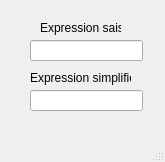
Qt form fenetresimplification.ui (obalise/ExpressionProject) before a commit.
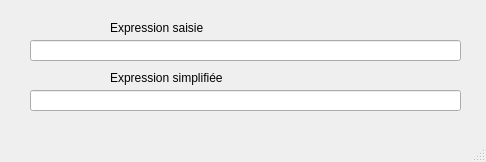
The same form after that commit.

```diff
--- a/fenetresimplification.ui
+++ b/fenetresimplification.ui
@@ -6,7 +6,7 @@
    <rect>
     <x>0</x>
     <y>0</y>
-    <width>165</width>
+    <width>486</width>
     <height>162</height>
    </rect>
   </property>
@@ -19,7 +19,7 @@
      <rect>
       <x>30</x>
       <y>90</y>
-      <width>113</width>
+      <width>431</width>
       <height>21</height>
      </rect>
     </property>
@@ -29,7 +29,7 @@
      <rect>
       <x>30</x>
       <y>40</y>
-      <width>113</width>
+      <width>431</width>
       <height>21</height>
      </rect>
     </property>
@@ -37,9 +37,9 @@
    <widget class="QLabel" name="label">
     <property name="geometry">
      <rect>
-      <x>40</x>
+      <x>110</x>
       <y>20</y>
-      <width>81</width>
+      <width>131</width>
       <height>16</height>
      </rect>
     </property>
@@ -50,9 +50,9 @@
    <widget class="QLabel" name="label_2">
     <property name="geometry">
      <rect>
-      <x>30</x>
+      <x>110</x>
       <y>70</y>
-      <width>101</width>
+      <width>161</width>
       <height>16</height>
      </rect>
     </property>
```
Left out of the diff: 2 changed lines with no effect on the pictures.
